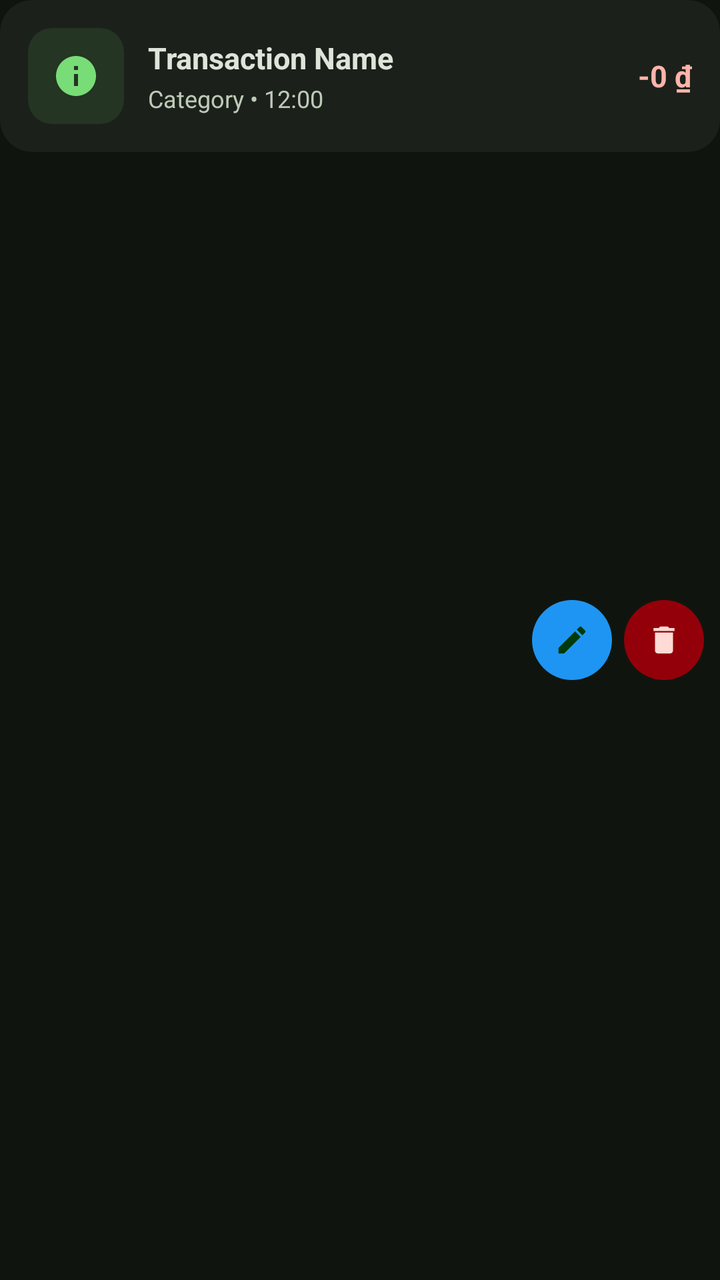
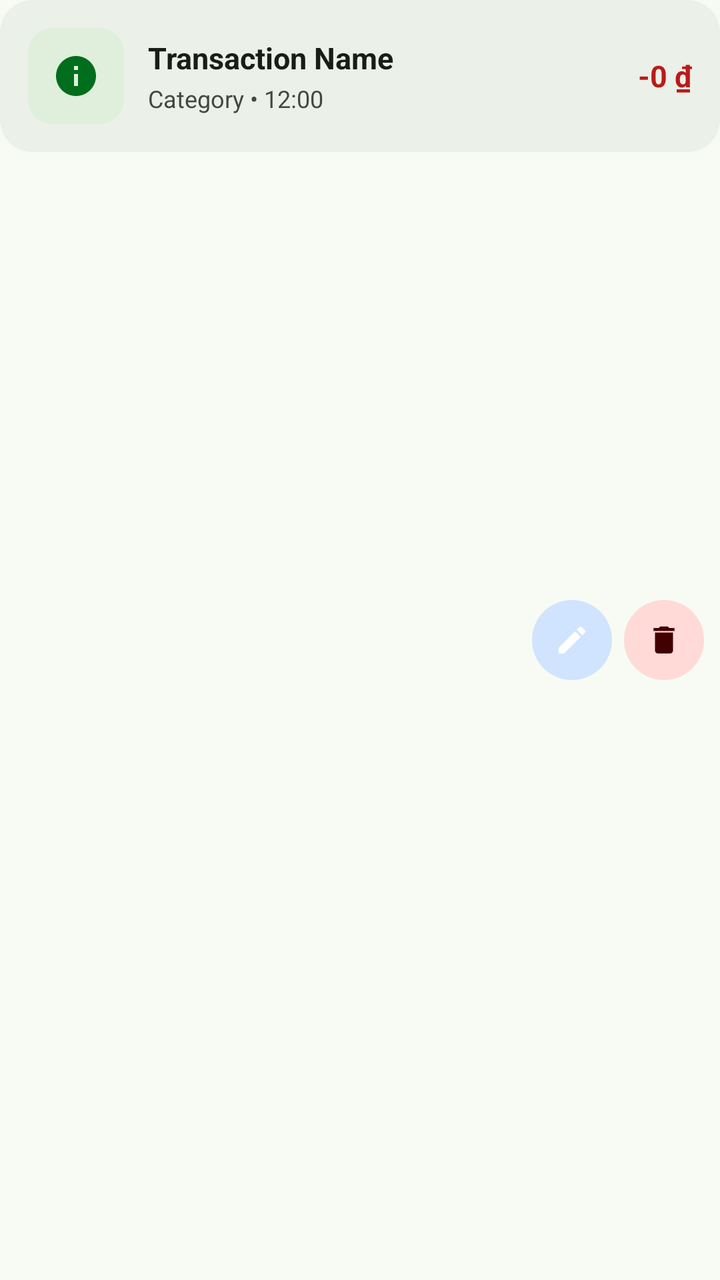

Two renders of the same Android screen: before a commit and after it. Below are the layout's source before the change and the commit's diff.
<!-- AndroidManifest.xml: application theme Theme.Financier -->
<!-- res/layout/item_transaction.xml -->
<?xml version="1.0" encoding="utf-8"?>
<androidx.constraintlayout.widget.ConstraintLayout
    xmlns:android="http://schemas.android.com/apk/res/android"
    xmlns:app="http://schemas.android.com/apk/res-auto"
    android:layout_width="match_parent"
    android:layout_height="wrap_content"
    android:layout_marginBottom="8dp">

    
    <LinearLayout
        android:id="@+id/layout_actions"
        android:layout_width="wrap_content"
        android:layout_height="match_parent"
        android:orientation="horizontal"
        android:gravity="center_vertical"
        android:paddingEnd="8dp"
        app:layout_constraintEnd_toEndOf="parent"
        app:layout_constraintTop_toTopOf="parent"
        app:layout_constraintBottom_toBottomOf="parent">

        <com.google.android.material.button.MaterialButton
            android:id="@+id/btn_edit"
            android:layout_width="40dp"
            android:layout_height="40dp"
            android:insetTop="0dp"
            android:insetBottom="0dp"
            android:padding="0dp"
            app:icon="@drawable/ic_edit"
            app:iconGravity="textStart"
            app:iconPadding="0dp"
            app:iconSize="18dp"
            app:backgroundTint="@color/secondary_container"
            app:cornerRadius="20dp"
            android:layout_marginEnd="6dp"/>

        <com.google.android.material.button.MaterialButton
            android:id="@+id/btn_delete"
            android:layout_width="40dp"
            android:layout_height="40dp"
            android:insetTop="0dp"
            android:insetBottom="0dp"
            android:padding="0dp"
            app:icon="@drawable/ic_delete"
            app:iconGravity="textStart"
            app:iconPadding="0dp"
            app:iconSize="18dp"
            app:backgroundTint="@color/error_container"
            app:iconTint="@color/on_error_container"
            app:cornerRadius="20dp"/>

    </LinearLayout>

    
    <androidx.cardview.widget.CardView
        android:id="@+id/card_transaction"
        android:layout_width="match_parent"
        android:layout_height="wrap_content"
        app:cardBackgroundColor="@color/surface_container"
        app:cardCornerRadius="16dp"
        app:cardElevation="0dp"
        app:layout_constraintTop_toTopOf="parent"
        app:layout_constraintStart_toStartOf="parent"
        app:layout_constraintEnd_toEndOf="parent">

        <LinearLayout
            android:layout_width="match_parent"
            android:layout_height="wrap_content"
            android:orientation="horizontal"
            android:gravity="center_vertical"
            android:padding="14dp">

            
            <ImageView
                android:id="@+id/iv_category_icon"
                android:layout_width="48dp"
                android:layout_height="48dp"
                android:padding="12dp"
                android:layout_marginEnd="12dp"
                android:background="@drawable/bg_category_icon"
                android:src="@drawable/ic_cat_others"
                android:tint="@color/primary"
                android:scaleType="centerInside"/>

            
            <LinearLayout
                android:layout_width="0dp"
                android:layout_height="wrap_content"
                android:layout_weight="1"
                android:orientation="vertical">

                <TextView
                    android:id="@+id/tv_transaction_name"
                    android:layout_width="match_parent"
                    android:layout_height="wrap_content"
                    android:text="Transaction Name"
                    android:textSize="15sp"
                    android:textStyle="bold"
                    android:textColor="@color/on_surface"
                    android:maxLines="1"
                    android:ellipsize="end"/>

                <TextView
                    android:id="@+id/tv_category"
                    android:layout_width="match_parent"
                    android:layout_height="wrap_content"
                    android:text="Category • 12:00"
                    android:textSize="12sp"
                    android:textColor="@color/on_surface_variant"
                    android:layout_marginTop="2dp"/>
            </LinearLayout>

            
            <TextView
                android:id="@+id/tv_amount"
                android:layout_width="wrap_content"
                android:layout_height="wrap_content"
                android:text="-0 ₫"
                android:textSize="15sp"
                android:textStyle="bold"
                android:textColor="@color/error"
                android:layout_marginStart="8dp"/>

        </LinearLayout>
    </androidx.cardview.widget.CardView>

</androidx.constraintlayout.widget.ConstraintLayout>
<!-- resources referenced by this layout -->
<resources>
  <color name="error">#FFB4AB</color>
  <color name="error_container">#93000A</color>
  <color name="on_error_container">#FFDAD6</color>
  <color name="on_surface">#DEE4D9</color>
  <color name="on_surface_variant">#BECAB9</color>
  <color name="primary">#78DC77</color>
  <color name="secondary_container">#1E95F2</color>
  <color name="surface_container">#1B211A</color>
  <style name="Theme.Financier" parent="Theme.Material3.Dark.NoActionBar">
          
          <item name="colorPrimary">@color/primary</item>
          <item name="colorOnPrimary">@color/on_primary</item>
          <item name="colorPrimaryContainer">@color/primary_container</item>
          <item name="colorOnPrimaryContainer">@color/on_primary_container</item>
  
          
          <item name="colorSecondary">@color/secondary</item>
          <item name="colorOnSecondary">@color/on_secondary</item>
          <item name="colorSecondaryContainer">@color/secondary_container</item>
          <item name="colorOnSecondaryContainer">@color/on_secondary_container</item>
  
          
          <item name="colorTertiary">@color/tertiary</item>
          <item name="colorOnTertiary">@color/on_tertiary</item>
          <item name="colorTertiaryContainer">@color/tertiary_container</item>
          <item name="colorOnTertiaryContainer">@color/on_tertiary_container</item>
  
          
          <item name="colorError">@color/error</item>
          <item name="colorOnError">@color/on_error</item>
          <item name="colorErrorContainer">@color/error_container</item>
          <item name="colorOnErrorContainer">@color/on_error_container</item>
  
          
          <item name="android:colorBackground">@color/background</item>
          <item name="colorOnBackground">@color/on_background</item>
  
          
          <item name="colorSurface">@color/surface</item>
          <item name="colorOnSurface">@color/on_surface</item>
          <item name="colorSurfaceVariant">@color/surface_container_high</item>
          <item name="colorOnSurfaceVariant">@color/on_surface_variant</item>
  
          
          <item name="colorOutline">@color/outline</item>
          <item name="colorOutlineVariant">@color/outline_variant</item>
  
          
          <item name="android:statusBarColor">@color/status_bar</item>
          <item name="android:navigationBarColor">@color/surface_container_lowest</item>
          <item name="android:windowLightStatusBar" tools:targetApi="23">false</item>
  
          
          <item name="android:fontFamily">sans-serif</item>
  
          
          <item name="shapeAppearanceSmallComponent">@style/ShapeSmall</item>
          <item name="shapeAppearanceMediumComponent">@style/ShapeMedium</item>
          <item name="shapeAppearanceLargeComponent">@style/ShapeLarge</item>
      </style>
  <color name="on_primary">#00390A</color>
  <color name="primary_container">#4CAF50</color>
  <color name="on_primary_container">#003C0B</color>
  <color name="secondary">#9ECAFF</color>
  <color name="on_secondary">#003258</color>
  <color name="on_secondary_container">#002B4D</color>
  <color name="tertiary">#FFB1C7</color>
  <color name="on_tertiary">#650032</color>
  <color name="tertiary_container">#F26F9D</color>
  <color name="on_tertiary_container">#690034</color>
  <color name="on_error">#690005</color>
  <color name="background">#0F150E</color>
  <color name="on_background">#DEE4D9</color>
  <color name="surface">#0F150E</color>
  <color name="surface_container_high">#262C24</color>
  <color name="outline">#899484</color>
  <color name="outline_variant">#3F4A3C</color>
  <color name="status_bar">#0A1009</color>
  <color name="surface_container_lowest">#0A1009</color>
  <!-- unchanged entries left out for length: 7 -->
</resources>

<!-- the commit's change to res/layout/item_transaction.xml (unified diff, before → after) -->
@@ -88,16 +88,33 @@
                 android:layout_weight="1"
                 android:orientation="vertical">
 
-                <TextView
-                    android:id="@+id/tv_transaction_name"
+                <LinearLayout
                     android:layout_width="match_parent"
                     android:layout_height="wrap_content"
-                    android:text="Transaction Name"
-                    android:textSize="15sp"
-                    android:textStyle="bold"
-                    android:textColor="@color/on_surface"
-                    android:maxLines="1"
-                    android:ellipsize="end"/>
+                    android:orientation="horizontal"
+                    android:gravity="center_vertical">
+
+                    <TextView
+                        android:id="@+id/tv_transaction_name"
+                        android:layout_width="0dp"
+                        android:layout_height="wrap_content"
+                        android:layout_weight="1"
+                        android:text="Transaction Name"
+                        android:textSize="15sp"
+                        android:textStyle="bold"
+                        android:textColor="@color/on_surface"
+                        android:maxLines="1"
+                        android:ellipsize="end"/>
+
+                    <ImageView
+                        android:id="@+id/iv_sms_badge"
+                        android:layout_width="16dp"
+                        android:layout_height="16dp"
+                        android:layout_marginStart="4dp"
+                        android:src="@drawable/ic_sms"
+                        app:tint="@color/primary"
+                        android:visibility="gone"/>
+                </LinearLayout>
 
                 <TextView
                     android:id="@+id/tv_category"
<!-- resource entries referenced after the edit -->
@@ -1,14 +1,27 @@
 <!-- resources referenced by this layout -->
 <resources>
-  <color name="error">#FFB4AB</color>
-  <color name="error_container">#93000A</color>
-  <color name="on_error_container">#FFDAD6</color>
-  <color name="on_surface">#DEE4D9</color>
-  <color name="on_surface_variant">#BECAB9</color>
-  <color name="primary">#78DC77</color>
-  <color name="secondary_container">#1E95F2</color>
-  <color name="surface_container">#1B211A</color>
-  <style name="Theme.Financier" parent="Theme.Material3.Dark.NoActionBar">
+  <color name="error">#BA1A1A</color>
+  <color name="error_container">#FFDAD6</color>
+  <color name="on_error_container">#410002</color>
+  <color name="on_surface">#191D17</color>
+  <color name="on_surface_variant">#43483F</color>
+  <color name="primary">#006E1C</color>
+  <color name="secondary_container">#D0E4FF</color>
+  <color name="surface_container">#EBF0E8</color>
+  <!-- drawable ic_sms (drawable) -->
+  <vector xmlns:android="http://schemas.android.com/apk/res/android"
+      android:width="24dp"
+      android:height="24dp"
+      android:viewportWidth="24"
+      android:viewportHeight="24">
+      <path
+          android:fillColor="#FF000000"
+          android:pathData="M20,2H4C2.9,2 2,2.9 2,4v18l4,-4h14c1.1,0 2,-0.9 2,-2V4C22,2.9 21.1,2 20,2zM9,11H7V9h2V11zM13,11h-2V9h2V11zM17,11h-2V9h2V11z" />
+  </vector>
+  <style name="Theme.Financier" parent="Base.Theme.Financier">
+          <item name="android:windowLightStatusBar" tools:targetApi="23">true</item>
+      </style>
+  <style name="Base.Theme.Financier" parent="Theme.Material3.DayNight.NoActionBar">
           
           <item name="colorPrimary">@color/primary</item>
           <item name="colorOnPrimary">@color/on_primary</item>
@@ -50,7 +63,6 @@
           
           <item name="android:statusBarColor">@color/status_bar</item>
           <item name="android:navigationBarColor">@color/surface_container_lowest</item>
-          <item name="android:windowLightStatusBar" tools:targetApi="23">false</item>
   
           
           <item name="android:fontFamily">sans-serif</item>
@@ -60,25 +72,25 @@
           <item name="shapeAppearanceMediumComponent">@style/ShapeMedium</item>
           <item name="shapeAppearanceLargeComponent">@style/ShapeLarge</item>
       </style>
-  <color name="on_primary">#00390A</color>
-  <color name="primary_container">#4CAF50</color>
-  <color name="on_primary_container">#003C0B</color>
-  <color name="secondary">#9ECAFF</color>
-  <color name="on_secondary">#003258</color>
-  <color name="on_secondary_container">#002B4D</color>
-  <color name="tertiary">#FFB1C7</color>
-  <color name="on_tertiary">#650032</color>
-  <color name="tertiary_container">#F26F9D</color>
-  <color name="on_tertiary_container">#690034</color>
-  <color name="on_error">#690005</color>
-  <color name="background">#0F150E</color>
-  <color name="on_background">#DEE4D9</color>
-  <color name="surface">#0F150E</color>
-  <color name="surface_container_high">#262C24</color>
-  <color name="outline">#899484</color>
-  <color name="outline_variant">#3F4A3C</color>
-  <color name="status_bar">#0A1009</color>
-  <color name="surface_container_lowest">#0A1009</color>
+  <color name="on_primary">#FFFFFF</color>
+  <color name="primary_container">#D4F6C9</color>
+  <color name="on_primary_container">#002203</color>
+  <color name="secondary">#0062A0</color>
+  <color name="on_secondary">#FFFFFF</color>
+  <color name="on_secondary_container">#001D38</color>
+  <color name="tertiary">#B8005B</color>
+  <color name="on_tertiary">#FFFFFF</color>
+  <color name="tertiary_container">#FFD9E2</color>
+  <color name="on_tertiary_container">#3E001B</color>
+  <color name="on_error">#FFFFFF</color>
+  <color name="background">#F7FBF3</color>
+  <color name="on_background">#191D17</color>
+  <color name="surface">#F7FBF3</color>
+  <color name="surface_container_high">#E5EAE2</color>
+  <color name="outline">#73796F</color>
+  <color name="outline_variant">#C3C8BD</color>
+  <color name="status_bar">#F1F5ED</color>
+  <color name="surface_container_lowest">#FFFFFF</color>
   <!-- unchanged entries left out for length: 7 -->
 </resources>
 
